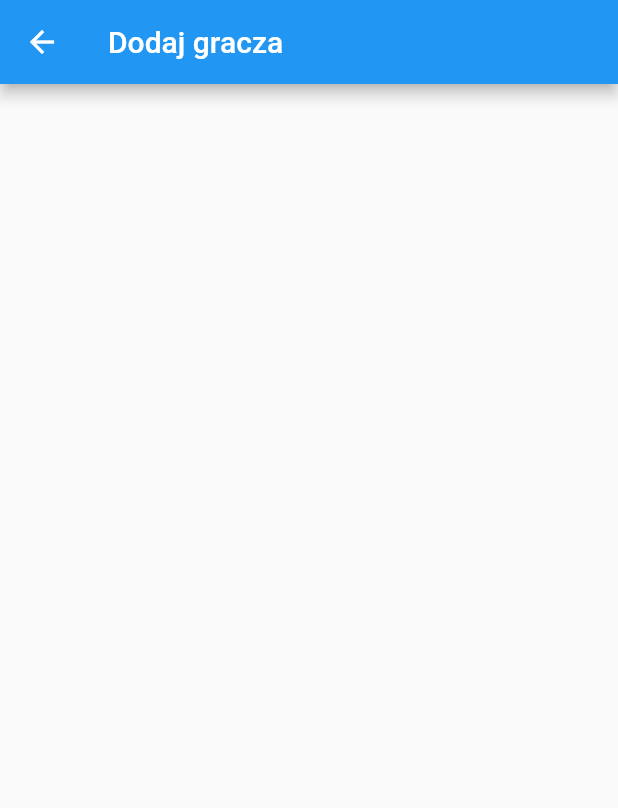
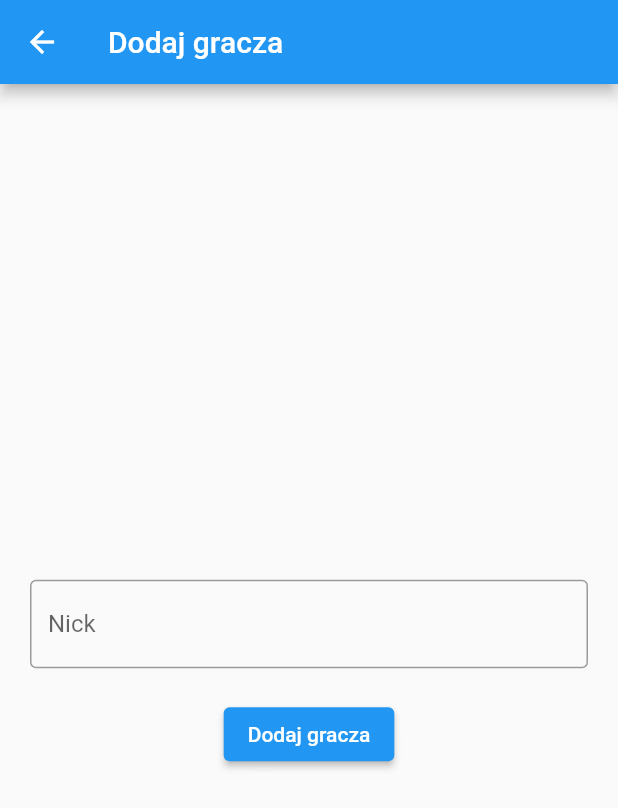
Before and after one commit to mgudalewicz/Team-pairings, a Flutter app: the AddPage screen opened directly, on a phone screen of 412 x 824 dp. Shown: the top 808 px of the screen. Run offline on Flutter 3.47's test engine with Material 2 defaults, Android fonts, the phone set to English and light mode, and no system bars; our stand-ins replace bloc, cloud_firestore, firebase_auth, firebase_core, flutter_bloc; accounts and stored records are empty.

Commit message:
Add add page

```diff
--- a/lib/app/features/home/add/add_page.dart
+++ b/lib/app/features/home/add/add_page.dart
@@ -6,12 +6,48 @@ class AddPage extends StatelessWidget {
   }) : super(key: key);
 
   final controller = TextEditingController();
+  final GlobalKey<FormState> _formKey = GlobalKey<FormState>();
+
   @override
   Widget build(BuildContext context) {
     return Scaffold(
       appBar: AppBar(
         title: const Text('Dodaj gracza'),
       ),
+      body: Center(
+        child: Form(
+          key: _formKey,
+          child: Column(
+            mainAxisAlignment: MainAxisAlignment.center,
+            children: <Widget>[
+              Padding(
+                padding: const EdgeInsets.all(20.0),
+                child: TextFormField(
+                  validator: (value) {
+                    if (value == null || value.isEmpty) {
+                      return 'Zapomniałeś czegoś dodać :(';
+                    }
+                    return null;
+                  },
+                  decoration: const InputDecoration(
+                    border: OutlineInputBorder(),
+                    labelText: 'Nick',
+                    hintText: 'Podaj imię zawodnika',
+                  ),
+                  controller: controller,
+                ),
+              ),
+              ElevatedButton(
+                  onPressed: () {
+                    if (_formKey.currentState!.validate()) {
+                      print("coś");
+                    }
+                  },
+                  child: const Text('Dodaj gracza'))
+            ],
+          ),
+        ),
+      ),
     );
   }
 }
--- /dev/null
+++ b/lib/app/features/home/add/cubit/add_state.dart
@@ -0,0 +1,6 @@
+part of 'add_cubit.dart';
+
+@immutable
+class AddState {
+
+}
```
Also changed, not shown: lib/app/features/home/add/cubit/add_cubit.dart (added, +8 -0 lines).
